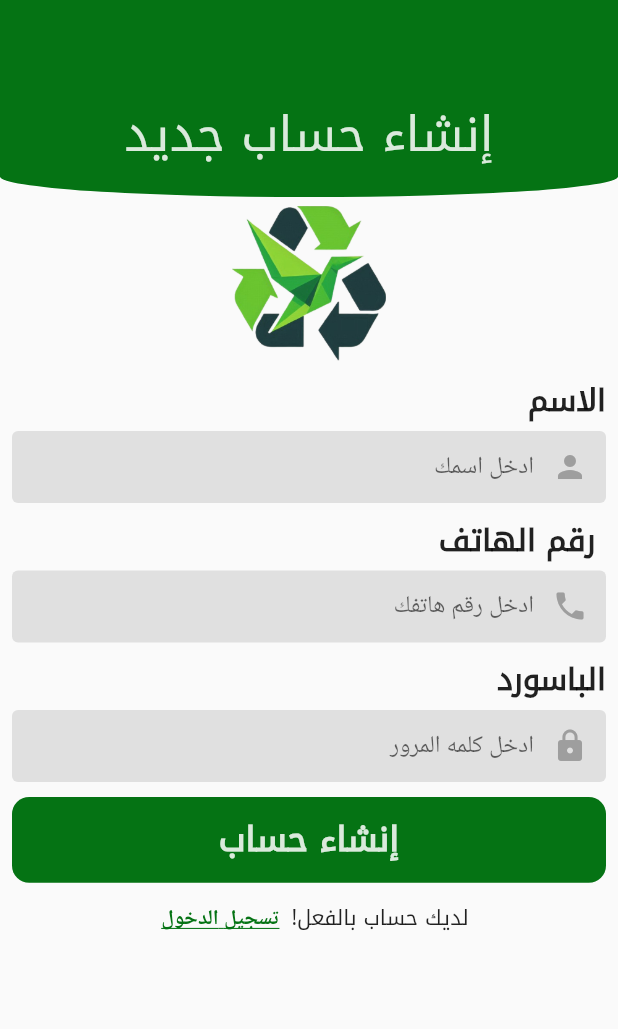
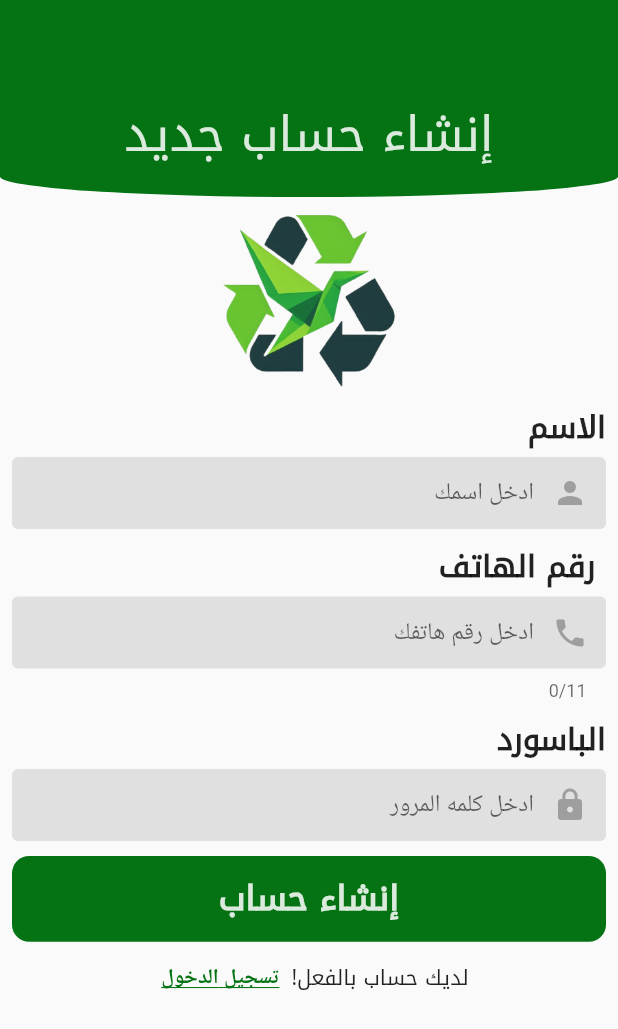
Before and after one commit to salahsaads/Origami_app, a Flutter app: the screen it shows after launch, after a tap on "تسجيل الدخول", after a tap on "إنشاء حساب جديد", on a phone screen of 412 x 824 dp. Shown: the top 1029 px of the screen. Run offline on Flutter 3.47's test engine with Material 2 defaults, Android fonts, the phone set to English and light mode, and no system bars; our stand-ins replace animated_splash_screen, awesome_dialog, cloud_firestore, firebase_core, flutter_bloc, flutter_screenutil and 4 more; missing offline and left inert: flag; accounts and stored records are empty; project files that could hold a hidden picture were left out.

Commit message:
login, register authentication

```diff
--- a/lib/bussinus_logic/authentication_cubit.dart
+++ b/lib/bussinus_logic/authentication.dart
@@ -1,23 +1,13 @@
 // ignore_for_file: use_build_context_synchronously
 
 import 'package:awesome_dialog/awesome_dialog.dart';
-import 'package:bloc/bloc.dart';
+
 import 'package:cloud_firestore/cloud_firestore.dart';
 import 'package:flutter/material.dart';
+import 'package:origami/screens/login_screen.dart';
 import 'package:shared_preferences/shared_preferences.dart';
 
 import '../screens/home_screen.dart';
-
-// Authentication state
-// class AuthenticationState {
-//   final bool isLoggedIn;
-
-//   AuthenticationState(this.isLoggedIn);
-// }
-
-// // Authentication Cubit
-// class AuthenticationCubit extends Cubit<AuthenticationState> {
-//   AuthenticationCubit() : super(AuthenticationState(false));
 
 check() {}
 // Method to log in
@@ -80,8 +70,14 @@ Future<void> login({
   }
 }
 
-logout() {
+logout({required BuildContext context}) {
   setLoginStatus(false);
+  Navigator.pushAndRemoveUntil(
+      context,
+      MaterialPageRoute(
+        builder: (context) => LoginScreen(),
+      ),
+      (route) => false);
 }
 
 // Function to store login status locally
@@ -90,4 +86,11 @@ Future<void> setLoginStatus(bool isLoggedIn) async {
   SharedPreferences prefs = await SharedPreferences.getInstance();
   await prefs.setBool('isLoggedIn', isLoggedIn);
 }
+
 // }
+Future<bool> checkLoginStatus() async {
+  SharedPreferences prefs = await SharedPreferences.getInstance();
+  bool loginstate = prefs.getBool('isLoggedIn') ??
+      false; // Default to false if value is not found
+  return loginstate;
+}
--- a/lib/main.dart
+++ b/lib/main.dart
@@ -4,7 +4,7 @@ import 'package:firebase_core/firebase_core.dart';
 import 'package:flutter/material.dart';
 import 'package:flutter_bloc/flutter_bloc.dart';
 import 'package:flutter_screenutil/flutter_screenutil.dart';
-import 'package:origami/bussinus_logic/authentication_cubit.dart';
+import 'package:origami/bussinus_logic/authentication.dart';
 import 'package:origami/screens/home_screen.dart';
 
 import 'package:origami/screens/login_screen.dart';
@@ -31,13 +31,7 @@ class Origami extends StatelessWidget {
       splitScreenMode: true,
       minTextAdapt: true,
       designSize: const Size(360, 690),
-      child:
-          // BlocProvider(
-          //   create: (context) => AuthenticationCubit(),
-          //   child:
-
-          CustomMaterialApp(),
-      // ),
+      child: CustomMaterialApp(),
     );
   }
 }
@@ -50,6 +44,7 @@ class CustomMaterialApp extends StatelessWidget {
   @override
   Widget build(BuildContext context) {
     return MaterialApp(
+        debugShowCheckedModeBanner: false,
         theme: ThemeData(),
         home: SplashScreen(
           nextScreen: FutureBuilder<bool>(
@@ -69,16 +64,7 @@ class CustomMaterialApp extends StatelessWidget {
                         : const LoginScreen();
                   }
                 }
-              }
-              // BlocBuilder<AuthenticationCubit, AuthenticationState>(
-              //     builder: (context, state) {
-              //   if (state is AuthenticationState) {
-              //     return const HomeScreen();
-              //   } else {
-              //     return const LoginScreen();
-              //   }
-              // }),
-              ),
+              }),
           routes: {
             'loginpage': (context) => const LoginScreen(),
             'registerpage': (context) => const RegisterScreen(),
@@ -86,10 +72,4 @@ class CustomMaterialApp extends StatelessWidget {
           },
         ));
   }
-
-  Future<bool> checkLoginStatus() async {
-    SharedPreferences prefs = await SharedPreferences.getInstance();
-    return prefs.getBool('isLoggedIn') ??
-        false; // Default to false if value is not found
-  }
 }
--- a/lib/screens/home_screen.dart
+++ b/lib/screens/home_screen.dart
@@ -1,6 +1,6 @@
 import 'package:flutter/material.dart';
 import 'package:flutter_bloc/flutter_bloc.dart';
-import 'package:origami/bussinus_logic/authentication_cubit.dart';
+import 'package:origami/bussinus_logic/authentication.dart';
 
 class HomeScreen extends StatelessWidget {
   const HomeScreen({super.key});
@@ -14,7 +14,7 @@ class HomeScreen extends StatelessWidget {
               // BlocProvider.of<AuthenticationCubit>(context)
               //     .setLoginStatus(false);
 
-              logout();
+              logout(context: context);
             },
             child: Text("logout")),
       ),
--- a/lib/screens/login_screen.dart
+++ b/lib/screens/login_screen.dart
@@ -9,7 +9,7 @@ import 'package:origami/screens/register_screen.dart';
 
 import '../Theme/colors.dart';
 
-import '../bussinus_logic/authentication_cubit.dart';
+import '../bussinus_logic/authentication.dart';
 import '../widgets/custom_appbar.dart';
 import '../widgets/custom_button.dart';
 import '../widgets/custom_textfield.dart';
@@ -52,10 +52,12 @@ class _LoginScreenState extends State<LoginScreen> {
                     children: [
                       CustomTextField(
                         label: 'رقم الهاتف',
-                        hint: 'Example@gmail.com',
+                        hint: 'ادخل رقم هاتفك',
                         icon: Icons.phone,
                         controller: _phoneNumberController,
                         obscure: false,
+                        keyboardType: TextInputType.number,
+                        maxLength: 11,
                       ),
                       SizedBox(
                         height: 10.h,
--- a/lib/screens/register_screen.dart
+++ b/lib/screens/register_screen.dart
@@ -27,11 +27,11 @@ class RegisterBody extends StatelessWidget {
         children: [
           const CustomAppbar(text: 'إنشاء حساب جديد'),
           SizedBox(
-            height: 5.h,
+            height: 10.h,
           ),
           Image.asset(
             'assets/images/logo.png',
-            width: 90.w,
+            width: 100.w,
           ),
           RegisterForm()
         ],
--- a/lib/widgets/custom_textfield.dart
+++ b/lib/widgets/custom_textfield.dart
@@ -11,13 +11,16 @@ class CustomTextField extends StatelessWidget {
     required this.icon,
     required this.obscure,
     this.controller,
+    this.keyboardType,
+    this.maxLength,
   });
   final String label;
   final String hint;
   final IconData icon;
   final bool obscure;
   final TextEditingController? controller;
-
+  final TextInputType? keyboardType;
+  final int? maxLength;
   @override
   Widget build(BuildContext context) {
     return Column(
@@ -40,6 +43,8 @@ class CustomTextField extends StatelessWidget {
           },
           controller: controller,
           cursorColor: primarycolor,
+          keyboardType: keyboardType,
+          maxLength: maxLength,
           textDirection: TextDirection.rtl,
           decoration: InputDecoration(
               filled: true,
--- a/lib/widgets/register_form.dart
+++ b/lib/widgets/register_form.dart
@@ -53,11 +53,14 @@ class _RegisterFormState extends State<RegisterForm> {
               height: 5.h,
             ),
             CustomTextField(
-                obscure: false,
-                label: 'رقم الهاتف ',
-                hint: 'ادخل رقم هاتفك',
-                icon: Icons.phone,
-                controller: phone),
+              obscure: false,
+              label: 'رقم الهاتف ',
+              hint: 'ادخل رقم هاتفك',
+              icon: Icons.phone,
+              controller: phone,
+              keyboardType: TextInputType.phone,
+              maxLength: 11,
+            ),
             SizedBox(
               height: 5.h,
             ),
```
